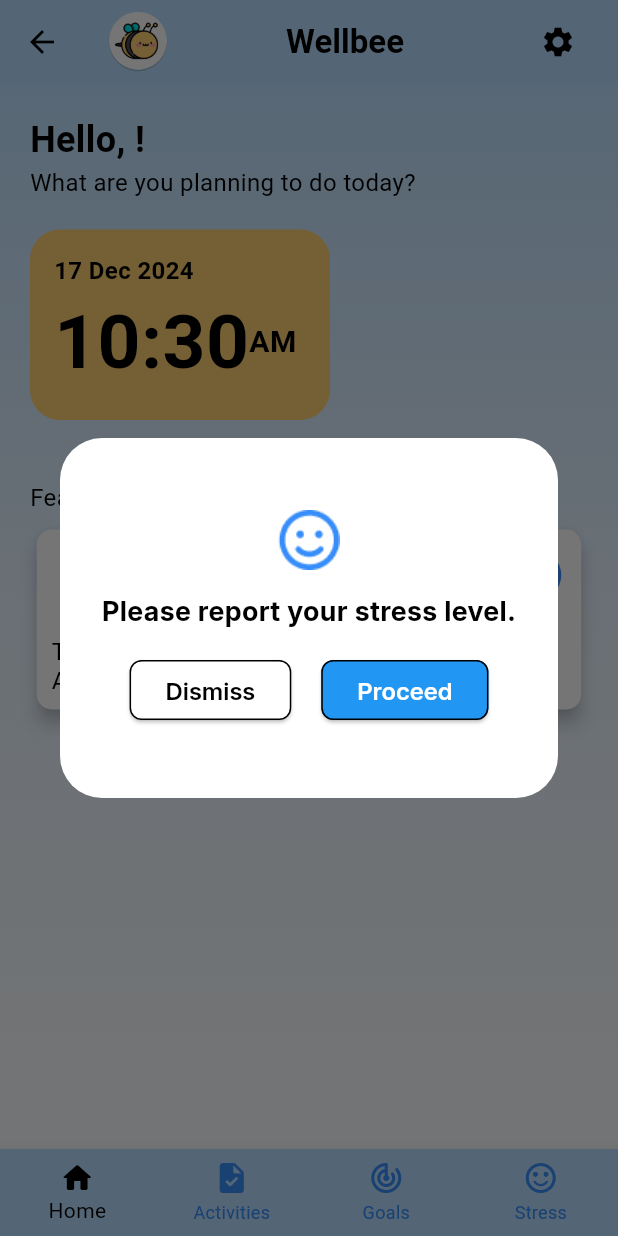
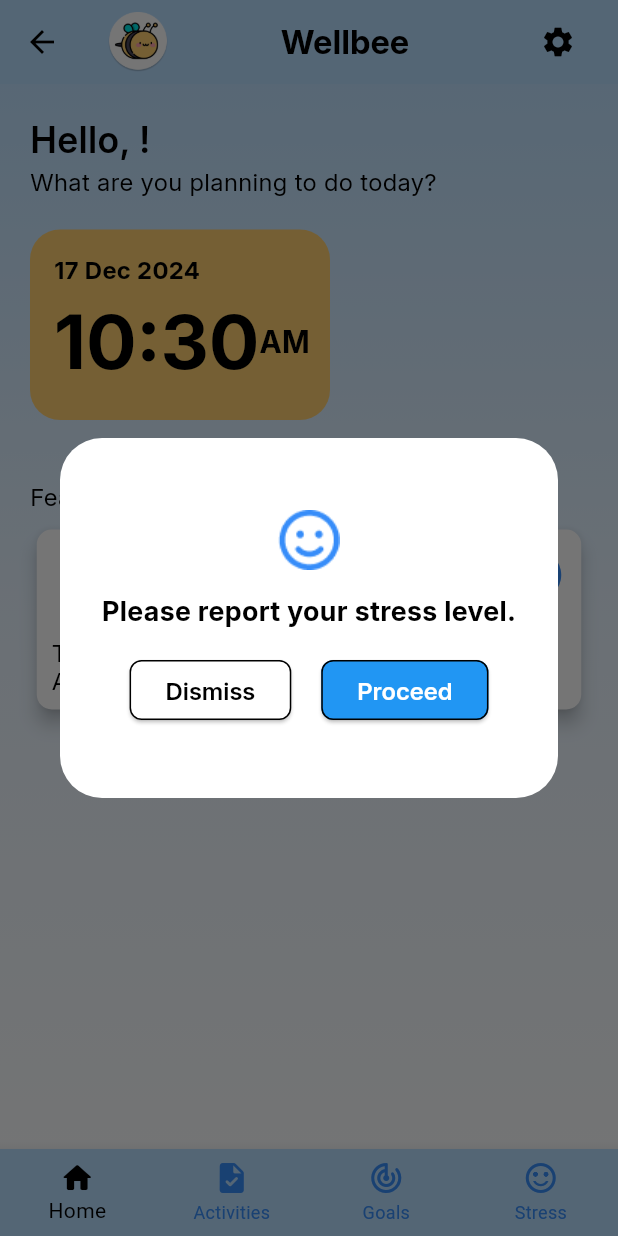
Before and after one commit to maryamumairah/wellbeeapp, a Flutter app: the HomeScreen screen opened by its route, on a phone screen of 412 x 824 dp. Run offline on Flutter 3.47's test engine with Material 3 defaults, Android fonts, the phone set to English and light mode, and no system bars; our stand-ins replace cloud_firestore, firebase_auth, firebase_core, fl_chart, fluttertoast, random_string and 1 more; accounts and stored records are empty.

Commit message:
updated home, stress level screen, user profile

```diff
--- a/lib/screens/home_screen.dart
+++ b/lib/screens/home_screen.dart
@@ -175,13 +175,13 @@ class _HomeScreenState extends State<HomeScreen> {
             const Text(
               'Wellbee',
               style: TextStyle(
-                fontWeight: FontWeight.bold,
+                fontFamily: 'InterBold',
               ),
             ),
             IconButton(
               icon: const Icon(Icons.settings),
               onPressed: () {
-                Navigator.pushNamed(context, Routes.userProfile).then((_) {
+                Navigator.pushReplacementNamed(context, Routes.userProfile).then((_) {
                   setState(() {
                     _reloadUser();
                   });
@@ -210,13 +210,14 @@ class _HomeScreenState extends State<HomeScreen> {
                         'Hello, ${user?.displayName ?? 'User'}!',
                         style: const TextStyle(
                           fontSize: 24,
-                          fontWeight: FontWeight.bold,
+                          fontFamily: 'InterSemiBold',
                         ),
                       ),
                       const Text(
                         'What are you planning to do today?',
                         style: TextStyle(
                           fontSize: 16,
+                          fontFamily: 'Inter',
                         ),
                       ),
                     ],
@@ -238,7 +239,7 @@ class _HomeScreenState extends State<HomeScreen> {
                           DateFormat('d MMM yyyy').format(DateTime.now()),
                           style: const TextStyle(
                             fontSize: 16,
-                            fontWeight: FontWeight.bold,
+                            fontFamily: 'InterBold',
                           ),
                         ),
                         // display current time
@@ -248,14 +249,14 @@ class _HomeScreenState extends State<HomeScreen> {
                               DateFormat('h:mm').format(DateTime.now()),
                               style: const TextStyle(
                                 fontSize: 50,
-                                fontWeight: FontWeight.bold,
+                                fontFamily: 'InterBold',
                               ),
                             ),
                             Text(
                               DateFormat('a').format(DateTime.now()),
                               style: const TextStyle(
                                 fontSize: 20,
-                                fontWeight: FontWeight.bold,
+                                fontFamily: 'InterBold',
                               ),
                             ),
                           ],
@@ -273,6 +274,7 @@ class _HomeScreenState extends State<HomeScreen> {
                           'Features',
                           style: TextStyle(
                             fontSize: 16,
+                            fontFamily: 'Inter',
                           ),
                         ),
                         const SizedBox(height: 10),
@@ -309,7 +311,11 @@ class _HomeScreenState extends State<HomeScreen> {
                                             size: 40,
                                           ),
                                         ),
-                                        Text('Track Activity'),
+                                        Text('Track Activity',
+                                          style: TextStyle(
+                                            fontFamily: 'Inter',
+                                          ),
+                                        ),
                                       ],
                                     ),
                                   ),
@@ -346,7 +352,11 @@ class _HomeScreenState extends State<HomeScreen> {
                                             size: 40,
                                           ),
                                         ),
-                                        Text('Track Daily Goal'),
+                                        Text('Track Daily Goal',
+                                          style: TextStyle(
+                                            fontFamily: 'Inter',
+                                          ),
+                                        ),
                                       ],
                                     ),
                                   ),
@@ -366,7 +376,7 @@ class _HomeScreenState extends State<HomeScreen> {
                                     elevation: 5,
                                   ),
                                   onPressed: () {
-                                    Navigator.pushNamed(context, Routes.stress);
+                                    Navigator.pushReplacementNamed(context, Routes.stress);
                                   },
                                   child: Container(
                                     padding: const EdgeInsets.all(10),
@@ -383,7 +393,11 @@ class _HomeScreenState extends State<HomeScreen> {
                                             size: 40,
                                           ),
                                         ),
-                                        Text('Report Stress Level'),
+                                        Text('Report Stress Level',
+                                          style: TextStyle(
+                                            fontFamily: 'Inter',
+                                          ),
+                                        ),
                                       ],
                                     ),
                                   ),
@@ -413,16 +427,15 @@ class _HomeScreenState extends State<HomeScreen> {
           });
           switch (newIndex) {
             case 0:
-              Navigator.pushNamed(context, Routes.home);
               break;
             case 1:
-              Navigator.pushNamed(context, Routes.activity);
+              Navigator.pushReplacementNamed(context, Routes.activity);
               break;
             case 2:
               // Navigator.pushNamed(context, Routes. );
               break;
             case 3:
-              Navigator.pushNamed(context, Routes.stress);
+              Navigator.pushReplacementNamed(context, Routes.stress);
               break;
           }
         },
--- a/lib/screens/user_profile_screen.dart
+++ b/lib/screens/user_profile_screen.dart
@@ -162,16 +162,16 @@ class _UserProfileState extends State<UserProfile> {
           });
           switch (newIndex) {
             case 0:
-              Navigator.pushNamed(context, Routes.home);
+              Navigator.pushReplacementNamed(context, Routes.home);
               break;
             case 1:
-              Navigator.pushNamed(context, Routes.activity);
+              Navigator.pushReplacementNamed(context, Routes.activity);
               break;
             case 2:
               //Navigator.pushNamed(context, Routes.goals);
               break;
             case 3:
-              Navigator.pushNamed(context, Routes.stress);
+              Navigator.pushReplacementNamed(context, Routes.stress);
               break;
           }
         },
```
Also changed, not shown: lib/screens/stress_level_screen.dart (+86 -12 lines).
